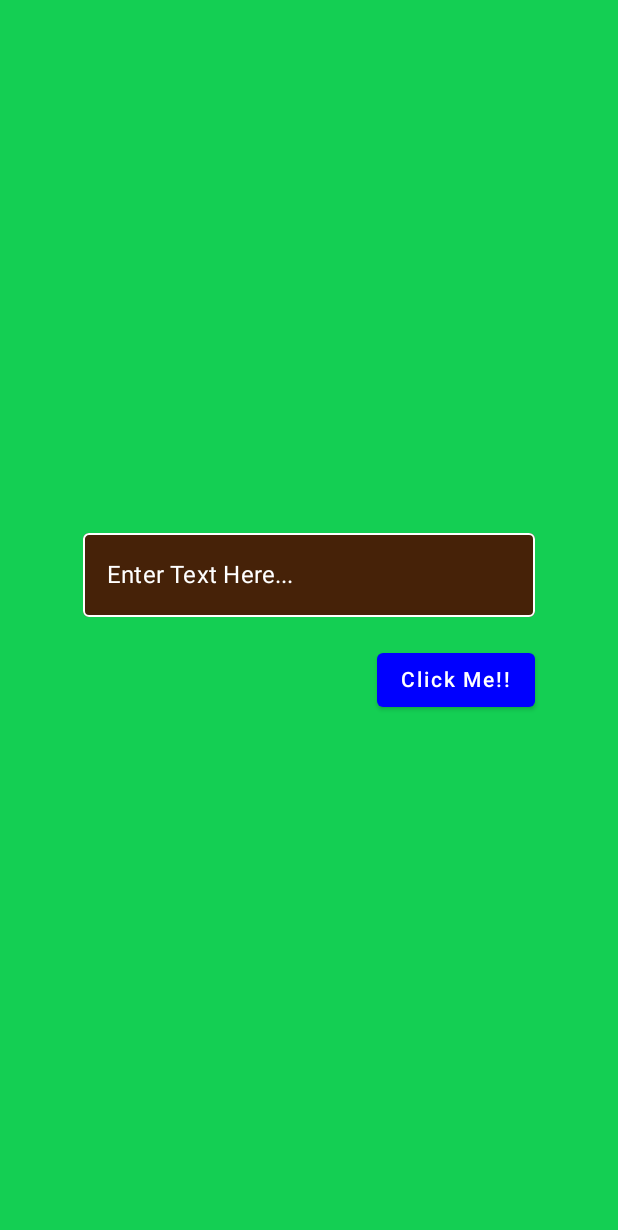
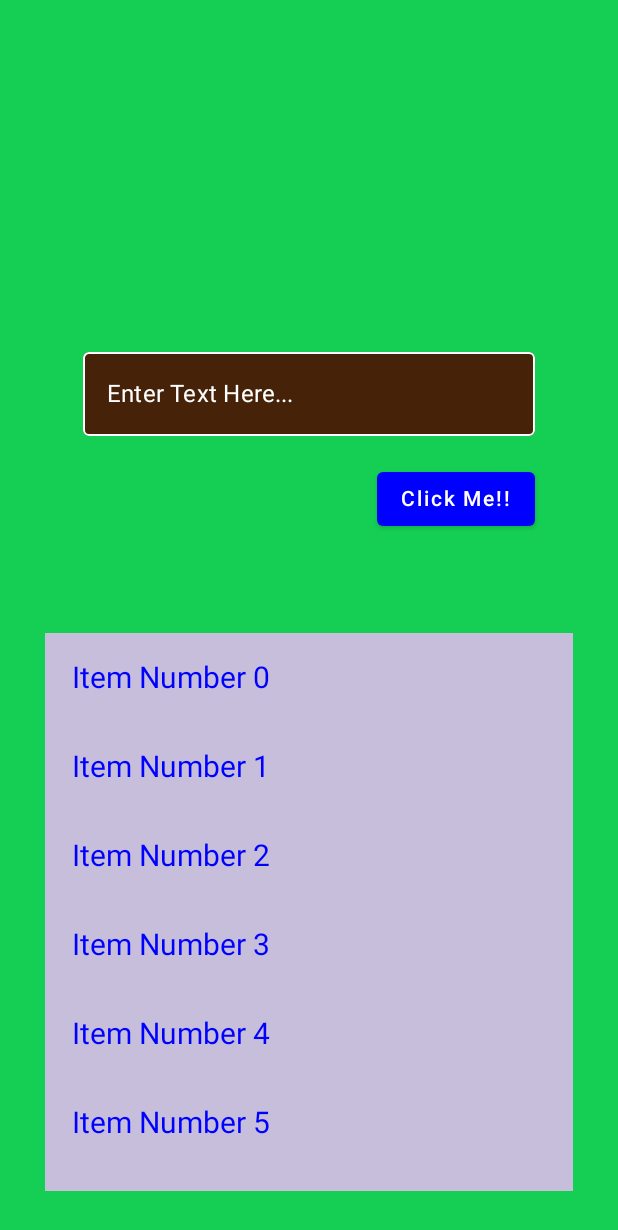
Before and after one commit to APsan785/Practicing-Compose, an Android app built with Jetpack Compose: the screen it shows after launch (MainActivity), on a phone screen of 412 x 824 dp. Shown: the top 1230 px of the screen. Run offline under Robolectric (Android 15) with nearby library versions, the phone set to English and light mode, and no system bars.

Commit message:
Lists Also

```diff
--- a/app/src/main/java/com/apsan/practicingcompose/MainActivity.kt
+++ b/app/src/main/java/com/apsan/practicingcompose/MainActivity.kt
@@ -8,6 +8,7 @@ import androidx.activity.ComponentActivity
 import androidx.activity.compose.setContent
 import androidx.compose.foundation.background
 import androidx.compose.foundation.layout.*
+import androidx.compose.foundation.lazy.LazyColumn
 import androidx.compose.foundation.text.KeyboardActions
 import androidx.compose.foundation.text.KeyboardOptions
 import androidx.compose.material.*
@@ -45,8 +46,13 @@ class MainActivity : ComponentActivity() {
                     modifier = Modifier
                         .fillMaxSize()
                         .background(Color(0xFF14CF53))
+                ) {
+
+                    Column(
+                        modifier = Modifier
+                            .fillMaxHeight(0.5F)
                             .padding(55.dp),
-                    verticalArrangement = Arrangement.Center
+                        verticalArrangement = Arrangement.Bottom
                     ) {
                         val focusManager = LocalFocusManager.current
                         OutlinedTextField(
@@ -79,7 +85,8 @@ class MainActivity : ComponentActivity() {
                             contentAlignment = Alignment.CenterEnd
                         ) {
                             val getActivity = LocalContext.current as Activity
-                        Button(onClick = {
+                            Button(
+                                onClick = {
                                     coroutineScope.launch {
                                         scaffoldState.snackbarHostState.showSnackbar("Hey Bro $textField")
                                     }
@@ -108,6 +115,23 @@ class MainActivity : ComponentActivity() {
                             }
                         }
                     }
+
+                    Spacer(modifier = Modifier.height(10.dp))
+
+                    LazyColumn(modifier = Modifier.padding(start = 30.dp, end = 30.dp, bottom = 30.dp)) {
+                        items(5000) {
+                            Text(
+                                text = "Item Number $it",
+                                fontSize = 20.sp,
+                                modifier = Modifier
+                                    .fillMaxWidth()
+                                    .background(Color(0xFFC6BEDA))
+                                    .padding(18.dp),
+                                color = Color.Blue
+                            )
+                        }
+                    }
+                }
             }
         }
     }
```
Lines whose indentation alone changed are shown as unchanged.
